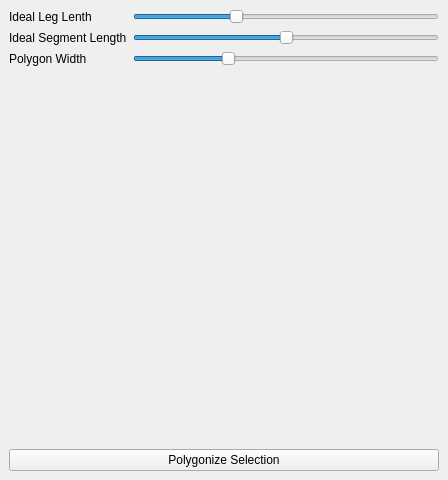
Qt form polygonizer_dockwidget_base.ui (frankhereford/qgis-polygonizer) before a commit.
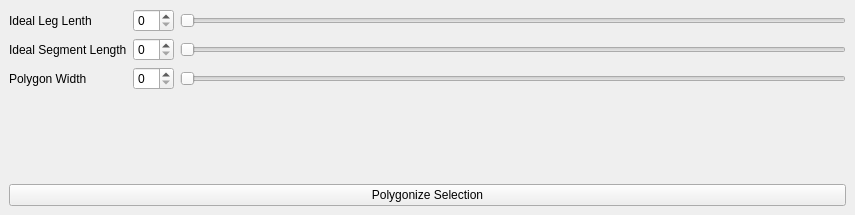
The same form after that commit.

Commit message: add spinboxes for fine grained control

```diff
--- a/polygonizer_dockwidget_base.ui
+++ b/polygonizer_dockwidget_base.ui
@@ -6,8 +6,8 @@
    <rect>
     <x>0</x>
     <y>0</y>
-    <width>448</width>
-    <height>480</height>
+    <width>855</width>
+    <height>215</height>
    </rect>
   </property>
   <property name="windowTitle">
@@ -24,6 +24,9 @@
     </item>
     <item row="0" column="0">
      <layout class="QFormLayout" name="formLayout">
+      <property name="fieldGrowthPolicy">
+       <enum>QFormLayout::ExpandingFieldsGrow</enum>
+      </property>
       <item row="0" column="0">
        <widget class="QLabel" name="label">
         <property name="text">
@@ -31,19 +34,6 @@
         </property>
        </widget>
       </item>
-      <item row="0" column="1">
-       <widget class="QSlider" name="goalLegLength">
-        <property name="maximum">
-         <number>300</number>
-        </property>
-        <property name="value">
-         <number>99</number>
-        </property>
-        <property name="orientation">
-         <enum>Qt::Horizontal</enum>
-        </property>
-       </widget>
-      </item>
       <item row="1" column="0">
        <widget class="QLabel" name="label_2">
         <property name="text">
@@ -51,19 +41,6 @@
         </property>
        </widget>
       </item>
-      <item row="1" column="1">
-       <widget class="QSlider" name="goalSegmentLength">
-        <property name="maximum">
-         <number>200</number>
-        </property>
-        <property name="value">
-         <number>100</number>
-        </property>
-        <property name="orientation">
-         <enum>Qt::Horizontal</enum>
-        </property>
-       </widget>
-      </item>
       <item row="2" column="0">
        <widget class="QLabel" name="label_3">
         <property name="text">
@@ -71,18 +48,47 @@
         </property>
        </widget>
       </item>
+      <item row="0" column="1">
+       <layout class="QHBoxLayout" name="idealLegLengthHorizontalLayout">
+        <item>
+         <widget class="QSpinBox" name="idealLegLengthSpinbox"/>
+        </item>
+        <item>
+         <widget class="QSlider" name="idealLegLengthSlider">
+          <property name="orientation">
+           <enum>Qt::Horizontal</enum>
+          </property>
+         </widget>
+        </item>
+       </layout>
+      </item>
+      <item row="1" column="1">
+       <layout class="QHBoxLayout" name="idealSegmentLengthHorizontalLayout">
+        <item>
+         <widget class="QSpinBox" name="idealSegmentLengthSpinbox"/>
+        </item>
+        <item>
+         <widget class="QSlider" name="idealSegmentLengthSlider">
+          <property name="orientation">
+           <enum>Qt::Horizontal</enum>
+          </property>
+         </widget>
+        </item>
+       </layout>
+      </item>
       <item row="2" column="1">
-       <widget class="QSlider" name="polygonWidth">
-        <property name="value">
-         <number>30</number>
-        </property>
-        <property name="tracking">
-         <bool>true</bool>
-        </property>
-        <property name="orientation">
-         <enum>Qt::Horizontal</enum>
-        </property>
-       </widget>
+       <layout class="QHBoxLayout" name="polygonWidthHorizontalLayout">
+        <item>
+         <widget class="QSpinBox" name="polygonWidthSpinbox"/>
+        </item>
+        <item>
+         <widget class="QSlider" name="polygonWidthSlider">
+          <property name="orientation">
+           <enum>Qt::Horizontal</enum>
+          </property>
+         </widget>
+        </item>
+       </layout>
       </item>
      </layout>
     </item>
```
Left out of the diff: 20 changed lines with no effect on the pictures.
